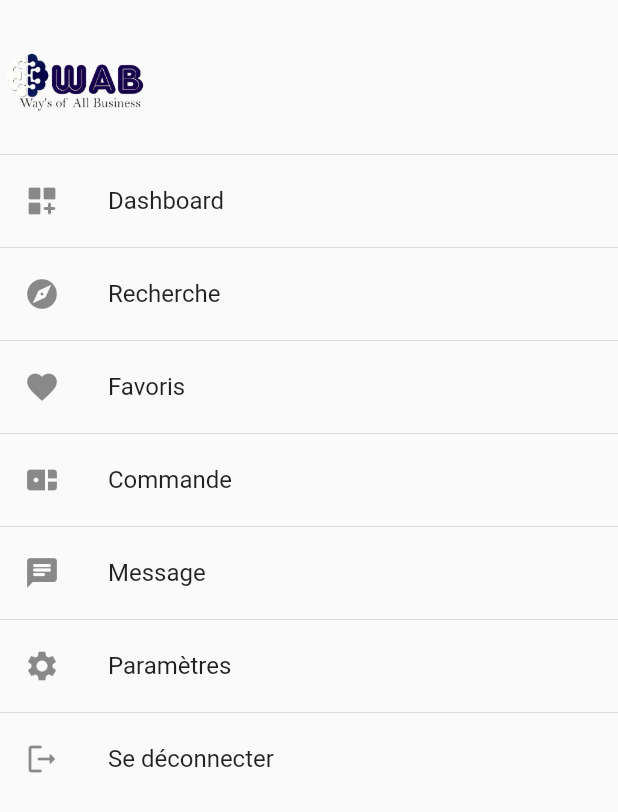
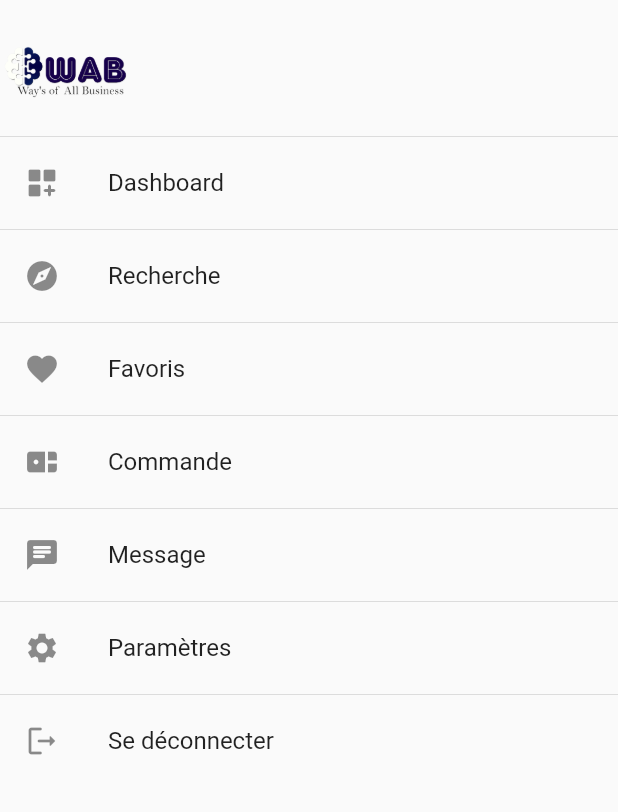
Before and after one commit to lawab/eatch_front, a Flutter app: the Navigation screen opened directly, on a phone screen of 412 x 824 dp. Shown: the top 812 px of the screen. Run offline on Flutter 3.47's test engine with Material 2 defaults, Android fonts, the phone set to English and light mode, and no system bars; our stand-ins replace flutter_layout_grid, flutter_svg, go_router, google_fonts.

Commit message:
10/04/2023 2

```diff
--- a/eatch/lib/routes/router.dart
+++ b/eatch/lib/routes/router.dart
@@ -15,6 +15,7 @@ final goRouter = GoRouter(
     GoRoute(
       path: "/",
       name: AppRoute.authentification.name,
+      // name: AppRoute.home.name,
       builder: (context, state) => const Authentification(),
     ),
   ],
--- a/eatch/lib/utils/applayout.dart
+++ b/eatch/lib/utils/applayout.dart
@@ -1,5 +1,6 @@
 import 'package:flutter/material.dart';
 
+import 'bar_haut.dart';
 import 'navigation.dart';
 
 class AppLayout extends StatelessWidget {
@@ -45,6 +46,7 @@ class AppLayout extends StatelessWidget {
       body: Row(
         children: [
           //NAVIGATION
+
           const Expanded(
             flex: 2,
             child: Navigation(
@@ -59,6 +61,7 @@ class AppLayout extends StatelessWidget {
                 mainAxisSize: MainAxisSize.min,
                 children: [
                   //BAR DE HAUT
+                  const BarHaut(),
                   //const SizedBox(height: 100, child: HomePageBar()),
                   Expanded(child: content),
                 ],
@@ -77,6 +80,7 @@ class AppLayout extends StatelessWidget {
         children: [
           //const SizedBox(height: 100, child: BAR DE HAUT()),
           //
+          const BarHaut(),
           //NAVIGATION
           const SizedBox(
             height: 100,
--- a/eatch/lib/utils/navigation.dart
+++ b/eatch/lib/utils/navigation.dart
@@ -43,8 +43,8 @@ class NavigationState extends State<Navigation> {
         crossAxisAlignment: CrossAxisAlignment.start,
         children: [
           Container(
-            height: 100,
-            width: 100,
+            height: 88,
+            width: 88,
             decoration: const BoxDecoration(
               image: DecorationImage(
                 image: AssetImage("assets/WAB.png"),
@@ -150,7 +150,6 @@ class NavigationState extends State<Navigation> {
   }
 
   Widget verticalView(context) {
-    print("object1");
     return Scaffold(
       body: Row(
         children: [
```
Also changed, not shown: eatch/lib/pages/authentification/authentification.dart (+22 -7 lines).
